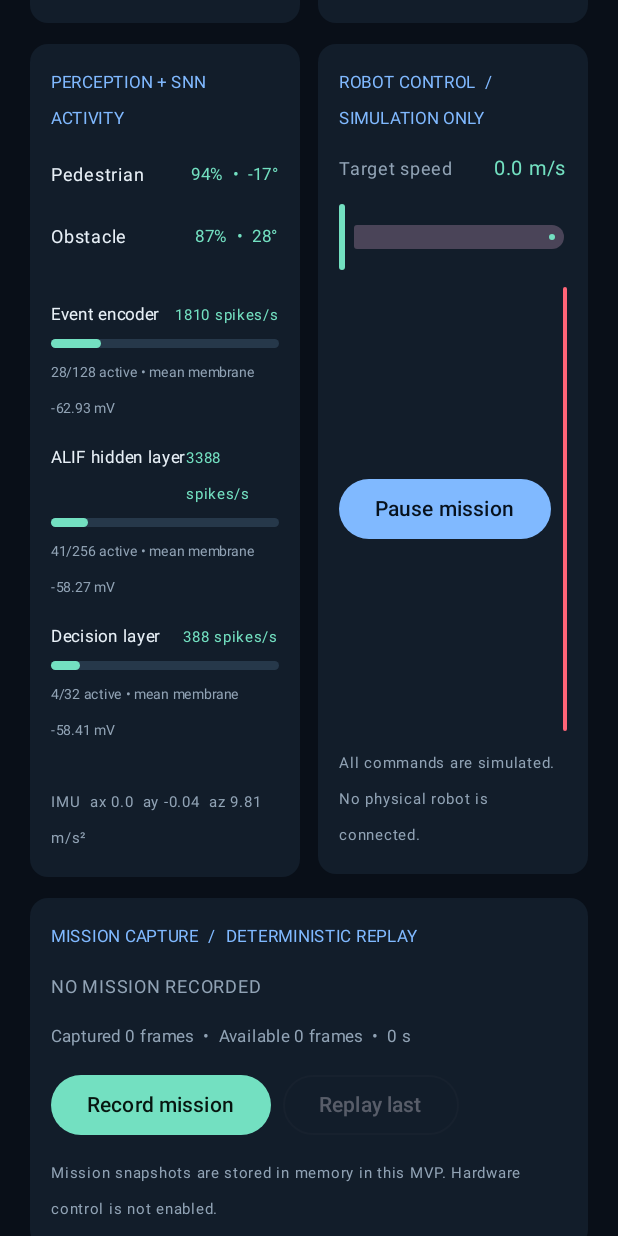
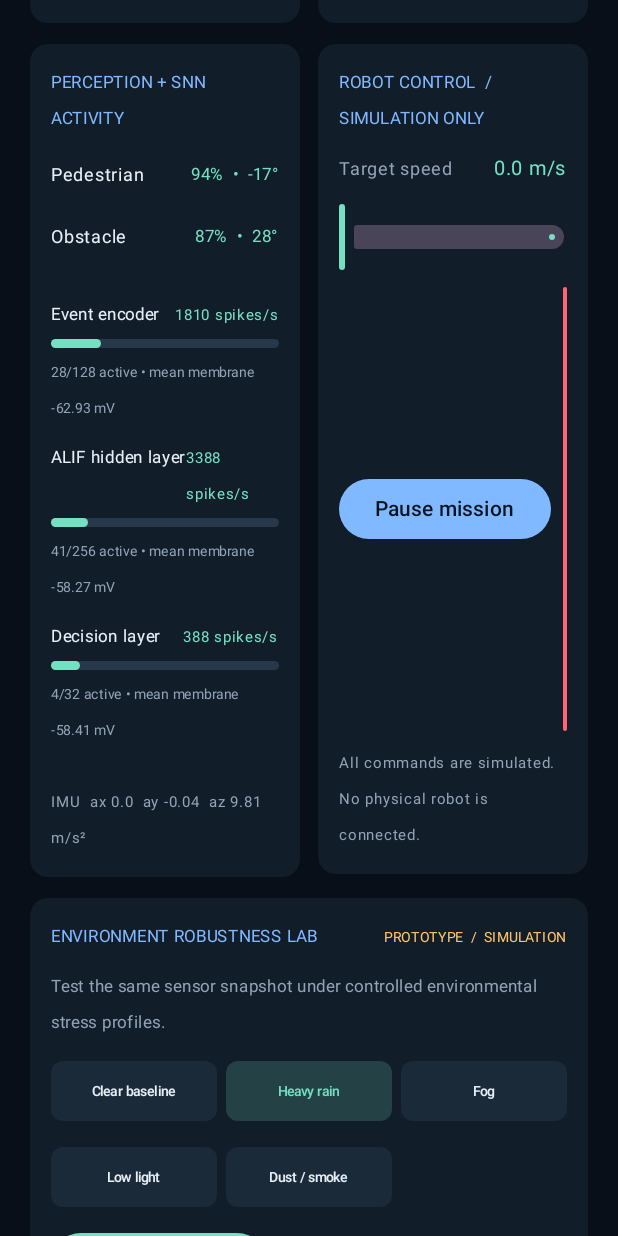
Before and after one commit to samsonnjaji/neuromorphic-robot-console, an Android app built with Jetpack Compose: the screen it shows after launch (MainActivity), scrolled down 576 dp, on a phone screen of 412 x 824 dp. Run offline under Robolectric (Android 15) with nearby library versions, the phone set to English and light mode, and no system bars.

Commit message:
feat: add adverse-environment robustness lab and product positioning

```diff
--- a/androidApp/build.gradle.kts
+++ b/androidApp/build.gradle.kts
@@ -10,14 +10,14 @@ kotlin {
 
 android {
     namespace = "com.samsonnjaji.nrc"
-    compileSdk = 36
+    compileSdk = 37
 
     defaultConfig {
         applicationId = "com.samsonnjaji.nrc"
         minSdk = 26
         targetSdk = 36
         versionCode = 1
-        versionName = "0.1.0"
+        versionName = "0.2.0"
     }
 }
 
--- a/composeApp/build.gradle.kts
+++ b/composeApp/build.gradle.kts
@@ -10,7 +10,7 @@ plugins {
 kotlin {
     android {
         namespace = "com.samsonnjaji.nrc.shared"
-        compileSdk = 36
+        compileSdk = 37
         minSdk = 26
         compilerOptions {
             jvmTarget.set(JvmTarget.JVM_17)
--- a/composeApp/src/commonMain/kotlin/com/samsonnjaji/nrc/App.kt
+++ b/composeApp/src/commonMain/kotlin/com/samsonnjaji/nrc/App.kt
@@ -13,6 +13,7 @@ import androidx.compose.runtime.rememberCoroutineScope
 import androidx.compose.ui.Modifier
 import androidx.compose.ui.graphics.Color
 import com.samsonnjaji.nrc.data.demo.DemoTelemetryEngine
+import com.samsonnjaji.nrc.data.robustness.RobustnessLabEngine
 import com.samsonnjaji.nrc.presentation.dashboard.DashboardScreen
 
 private val NrcColors = darkColorScheme(
@@ -30,9 +31,11 @@ private val NrcColors = darkColorScheme(
 fun App() {
     MaterialTheme(colorScheme = NrcColors) {
         val engine = remember { DemoTelemetryEngine() }
+        val robustnessEngine = remember { RobustnessLabEngine() }
         val scope = rememberCoroutineScope()
         val telemetry by engine.telemetry.collectAsState()
         val missionState by engine.missionState.collectAsState()
+        val robustnessState by robustnessEngine.state.collectAsState()
 
         LaunchedEffect(engine) { engine.start(scope) }
 
@@ -50,7 +53,11 @@ fun App() {
                 onStartRecording = engine::startRecording,
                 onStopRecording = engine::stopRecording,
                 onReplayMission = { engine.replayMission(scope) },
-                onStopReplay = engine::stopReplay
+                onStopReplay = engine::stopReplay,
+                robustnessState = robustnessState,
+                onScenarioSelected = robustnessEngine::selectScenario,
+                onRunStressTest = { robustnessEngine.run(telemetry) },
+                onClearStressReport = robustnessEngine::clearReport
             )
         }
     }
--- /dev/null
+++ b/composeApp/src/commonMain/kotlin/com/samsonnjaji/nrc/data/robustness/RobustnessLabEngine.kt
@@ -0,0 +1,40 @@
+package com.samsonnjaji.nrc.data.robustness
+
+import com.samsonnjaji.nrc.domain.model.RobotTelemetry
+import com.samsonnjaji.nrc.domain.robustness.EnvironmentScenario
+import com.samsonnjaji.nrc.domain.robustness.RobustnessEvaluator
+import com.samsonnjaji.nrc.domain.robustness.StressTestReport
+import kotlinx.coroutines.flow.MutableStateFlow
+import kotlinx.coroutines.flow.StateFlow
+import kotlinx.coroutines.flow.asStateFlow
+
+data class RobustnessLabState(
+    val selectedScenario: EnvironmentScenario = EnvironmentScenario.HEAVY_RAIN,
+    val latestReport: StressTestReport? = null
+)
+
+/** Coordinates repeatable synthetic environment stress tests for the dashboard. */
+class RobustnessLabEngine(
+    private val evaluator: RobustnessEvaluator = RobustnessEvaluator()
+) {
+    private val _state = MutableStateFlow(RobustnessLabState())
+    val state: StateFlow<RobustnessLabState> = _state.asStateFlow()
+
+    fun selectScenario(scenario: EnvironmentScenario) {
+        _state.value = _state.value.copy(
+            selectedScenario = scenario,
+            latestReport = null
+        )
+    }
+
+    fun run(telemetry: RobotTelemetry) {
+        val scenario = _state.value.selectedScenario
+        _state.value = _state.value.copy(
+            latestReport = evaluator.evaluate(telemetry, scenario)
+        )
+    }
+
+    fun clearReport() {
+        _state.value = _state.value.copy(latestReport = null)
+    }
+}
--- /dev/null
+++ b/composeApp/src/commonMain/kotlin/com/samsonnjaji/nrc/domain/robustness/EnvironmentScenario.kt
@@ -0,0 +1,45 @@
+package com.samsonnjaji.nrc.domain.robustness
+
+/**
+ * Deterministic stress profiles for the first NRC robustness-lab prototype.
+ *
+ * Coefficients are illustrative perturbations, not calibrated weather physics.
+ * They must be replaced or fitted against measured sensor data before scientific
+ * or safety-critical conclusions are drawn.
+ */
+enum class EnvironmentScenario(
+    val displayName: String,
+    val description: String,
+    val lidarRetention: Float,
+    val eventRetention: Float,
+    val addedEventNoiseFraction: Float,
+    val detectionConfidenceScale: Float,
+    val inferenceLatencyScale: Float,
+    val lidarNoiseMeters: Float
+) {
+    CLEAR(
+        "Clear baseline",
+        "Reference run without synthetic sensor degradation.",
+        1.00f, 1.00f, 0.00f, 1.00f, 1.00f, 0.00f
+    ),
+    HEAVY_RAIN(
+        "Heavy rain",
+        "Illustrative rain profile: LiDAR dropout, event clutter and reduced detection confidence.",
+        0.72f, 0.82f, 0.12f, 0.84f, 1.12f, 0.08f
+    ),
+    FOG(
+        "Fog",
+        "Illustrative fog profile: reduced range returns and visual confidence.",
+        0.65f, 0.95f, 0.03f, 0.68f, 1.18f, 0.04f
+    ),
+    LOW_LIGHT(
+        "Low light",
+        "Illustrative low-light profile: visual confidence falls while event and LiDAR streams remain mostly available.",
+        1.00f, 0.98f, 0.01f, 0.70f, 1.08f, 0.00f
+    ),
+    DUST_SMOKE(
+        "Dust / smoke",
+        "Illustrative obscuration profile: stronger range dropout, event noise and perception degradation.",
+        0.58f, 0.76f, 0.18f, 0.64f, 1.25f, 0.10f
+    )
+}
--- a/composeApp/src/commonMain/kotlin/com/samsonnjaji/nrc/presentation/dashboard/DashboardScreen.kt
+++ b/composeApp/src/commonMain/kotlin/com/samsonnjaji/nrc/presentation/dashboard/DashboardScreen.kt
@@ -28,8 +28,11 @@ import androidx.compose.ui.graphics.Color
 import androidx.compose.ui.graphics.StrokeCap
 import androidx.compose.ui.unit.dp
 import androidx.compose.ui.unit.sp
+import com.samsonnjaji.nrc.data.robustness.RobustnessLabState
 import com.samsonnjaji.nrc.domain.mission.MissionConsoleState
 import com.samsonnjaji.nrc.domain.model.RobotTelemetry
+import com.samsonnjaji.nrc.domain.robustness.EnvironmentScenario
+import com.samsonnjaji.nrc.presentation.robustness.RobustnessLabPanel
 import kotlin.math.cos
 import kotlin.math.sin
 
@@ -53,8 +56,14 @@ fun DashboardScreen(
     onStartRecording: () -> Unit,
     onStopRecording: () -> Unit,
     onReplayMission: () -> Unit,
-    onStopReplay: () -> Unit
+    onStopReplay: () -> Unit,
+    robustnessState: RobustnessLabState,
+    onScenarioSelected: (EnvironmentScenario) -> Unit,
+    onRunStressTest: () -> Unit,
+    onClearStressReport: () -> Unit
 ) {
+    val sensorTelemetry = robustnessState.latestReport?.stressedTelemetry ?: telemetry
+
     Column(
         modifier = Modifier.fillMaxSize().background(Background)
             .verticalScroll(rememberScrollState()).padding(20.dp),
@@ -76,24 +85,30 @@ fun DashboardScreen(
         Row(horizontalArrangement = Arrangement.spacedBy(10.dp), modifier = Modifier.fillMaxWidth()) {
             MetricCard("BATTERY", telemetry.batteryPercent.toString() + "%", "Power system", Mint, Modifier.weight(1f))
             MetricCard("VELOCITY", format(telemetry.linearVelocityMps) + " m/s", "Linear speed", Blue, Modifier.weight(1f))
-            MetricCard("INFERENCE", format(telemetry.inferenceLatencyMs) + " ms", "Perception latency", Amber, Modifier.weight(1f))
-            MetricCard("EVENT RATE", (telemetry.eventRateHz / 1000).toString() + "k Hz", "Event stream", Mint, Modifier.weight(1f))
+            MetricCard("INFERENCE", format(telemetry.inferenceLatencyMs) + " ms", "Live simulator", Amber, Modifier.weight(1f))
+            MetricCard("EVENT RATE", (telemetry.eventRateHz / 1000).toString() + "k Hz", "Live event stream", Mint, Modifier.weight(1f))
         }
 
         Row(horizontalArrangement = Arrangement.spacedBy(12.dp), modifier = Modifier.fillMaxWidth()) {
-            PanelCard("EVENT CAMERA  /  640 × 480", Modifier.weight(1f)) {
-                EventView(telemetry)
+            PanelCard(
+                if (robustnessState.latestReport == null) "EVENT CAMERA  /  640 × 480" else "EVENT CAMERA  /  STRESS OUTPUT",
+                Modifier.weight(1f)
+            ) {
+                EventView(sensorTelemetry)
                 Text("Positive and negative brightness-change events", color = Muted, fontSize = 10.sp)
             }
-            PanelCard("LiDAR  /  360° SCAN", Modifier.weight(1f)) {
-                LidarView(telemetry)
-                Text("72-point simulated range scan • metres", color = Muted, fontSize = 10.sp)
+            PanelCard(
+                if (robustnessState.latestReport == null) "LiDAR  /  360° SCAN" else "LiDAR  /  STRESS OUTPUT",
+                Modifier.weight(1f)
+            ) {
+                LidarView(sensorTelemetry)
+                Text("Range returns after selected scenario perturbation", color = Muted, fontSize = 10.sp)
             }
         }
 
         Row(horizontalArrangement = Arrangement.spacedBy(12.dp), modifier = Modifier.fillMaxWidth()) {
             PanelCard("PERCEPTION + SNN ACTIVITY", Modifier.weight(1f)) {
-                telemetry.detections.forEach { detection ->
+                sensorTelemetry.detections.forEach { detection ->
                     Row(
                         modifier = Modifier.fillMaxWidth().padding(vertical = 4.dp),
                         horizontalArrangement = Arrangement.SpaceBetween
@@ -108,7 +123,7 @@ fun DashboardScreen(
                     }
                 }
                 Spacer(Modifier.height(5.dp))
-                telemetry.snnLayers.forEach { layer ->
+                sensorTelemetry.snnLayers.forEach { layer ->
                     Column(verticalArrangement = Arrangement.spacedBy(4.dp)) {
                         Row(modifier = Modifier.fillMaxWidth(), horizontalArrangement = Arrangement.SpaceBetween) {
                             Text(layer.layerName, color = White, fontSize = 11.sp)
@@ -133,9 +148,9 @@ fun DashboardScreen(
                 }
                 Spacer(Modifier.height(5.dp))
                 Text(
-                    "IMU  ax " + format(telemetry.imu.accelerationX) +
-                        "  ay " + format(telemetry.imu.accelerationY) +
-                        "  az " + format(telemetry.imu.accelerationZ) + " m/s²",
+                    "IMU  ax " + format(sensorTelemetry.imu.accelerationX) +
+                        "  ay " + format(sensorTelemetry.imu.accelerationY) +
+                        "  az " + format(sensorTelemetry.imu.accelerationZ) + " m/s²",
                     color = Muted,
                     fontSize = 10.sp
                 )
@@ -171,6 +186,13 @@ fun DashboardScreen(
                 Text("All commands are simulated. No physical robot is connected.", color = Muted, fontSize = 10.sp)
             }
         }
+
+        RobustnessLabPanel(
+            state = robustnessState,
+            onScenarioSelected = onScenarioSelected,
+            onRunTest = onRunStressTest,
+            onClearReport = onClearStressReport
+        )
 
         PanelCard("MISSION CAPTURE  /  DETERMINISTIC REPLAY", Modifier.fillMaxWidth()) {
             Text(
--- /dev/null
+++ b/composeApp/src/commonMain/kotlin/com/samsonnjaji/nrc/presentation/robustness/RobustnessLabPanel.kt
@@ -0,0 +1,201 @@
+package com.samsonnjaji.nrc.presentation.robustness
+
+import androidx.compose.foundation.layout.Arrangement
+import androidx.compose.foundation.layout.Column
+import androidx.compose.foundation.layout.Row
+import androidx.compose.foundation.layout.Spacer
+import androidx.compose.foundation.layout.fillMaxWidth
+import androidx.compose.foundation.layout.height
+import androidx.compose.foundation.layout.padding
+import androidx.compose.foundation.shape.RoundedCornerShape
+import androidx.compose.material3.Button
+import androidx.compose.material3.ButtonDefaults
+import androidx.compose.material3.OutlinedButton
+import androidx.compose.material3.Surface
+import androidx.compose.material3.Text
+import androidx.compose.runtime.Composable
+import androidx.compose.ui.Modifier
+import androidx.compose.ui.graphics.Color
+import androidx.compose.ui.unit.dp
+import androidx.compose.ui.unit.sp
+import com.samsonnjaji.nrc.data.robustness.RobustnessLabState
+import com.samsonnjaji.nrc.domain.robustness.EnvironmentScenario
+import com.samsonnjaji.nrc.domain.robustness.StressTestReport
+
+private val Panel = Color(0xFF121D2A)
+private val Muted = Color(0xFF91A3B5)
+private val Mint = Color(0xFF73E0C1)
+private val Blue = Color(0xFF80B9FF)
+private val Amber = Color(0xFFFFC56E)
+private val White = Color(0xFFE8F0F7)
+
+@Composable
+fun RobustnessLabPanel(
+    state: RobustnessLabState,
+    onScenarioSelected: (EnvironmentScenario) -> Unit,
+    onRunTest: () -> Unit,
+    onClearReport: () -> Unit
+) {
+    Surface(
+        modifier = Modifier.fillMaxWidth(),
+        color = Panel,
+        shape = RoundedCornerShape(12.dp)
+    ) {
+        Column(
+            modifier = Modifier.padding(14.dp),
+            verticalArrangement = Arrangement.spacedBy(9.dp)
+        ) {
+            Row(
+                modifier = Modifier.fillMaxWidth(),
+                horizontalArrangement = Arrangement.SpaceBetween
+            ) {
+                Text("ENVIRONMENT ROBUSTNESS LAB", color = Blue, fontSize = 11.sp)
+                Text("PROTOTYPE  /  SIMULATION", color = Amber, fontSize = 9.sp)
+            }
+            Text(
+                "Test the same sensor snapshot under controlled environmental stress profiles.",
+                color = Muted,
+                fontSize = 11.sp
+            )
+
+            val scenarios = EnvironmentScenario.values()
+            Row(horizontalArrangement = Arrangement.spacedBy(6.dp), modifier = Modifier.fillMaxWidth()) {
+                scenarios.take(3).forEach { scenario ->
+                    ScenarioButton(
+                        scenario = scenario,
+                        selected = state.selectedScenario == scenario,
+                        onClick = { onScenarioSelected(scenario) },
+                        modifier = Modifier.weight(1f)
+                    )
+                }
+            }
+            Row(horizontalArrangement = Arrangement.spacedBy(6.dp), modifier = Modifier.fillMaxWidth()) {
+                scenarios.drop(3).forEach { scenario ->
+                    ScenarioButton(
+                        scenario = scenario,
+                        selected = state.selectedScenario == scenario,
+                        onClick = { onScenarioSelected(scenario) },
+                        modifier = Modifier.weight(1f)
+                    )
+                }
+                Spacer(Modifier.weight(1f))
+            }
+
+            Row(horizontalArrangement = Arrangement.spacedBy(8.dp)) {
+                Button(
+                    onClick = onRunTest,
+                    colors = ButtonDefaults.buttonColors(
+                        containerColor = Mint,
+                        contentColor = Color(0xFF071610)
+                    )
+                ) {
+                    Text("Run stress test")
+                }
+                if (state.latestReport != null) {
+                    OutlinedButton(onClick = onClearReport) {
+                        Text("Clear result", color = White)
+                    }
+                }
+            }
+
+            state.latestReport?.let { report ->
+                StressReportView(report)
+            } ?: Text(
+                "Select a condition and run a test to compare sensor retention, detection confidence and inference latency.",
+                color = Muted,
+                fontSize = 10.sp
+            )
+        }
+    }
+}
+
+@Composable
+private fun ScenarioButton(
+    scenario: EnvironmentScenario,
+    selected: Boolean,
+    onClick: () -> Unit,
+    modifier: Modifier
+) {
+    Button(
+        onClick = onClick,
+        modifier = modifier,
+        shape = RoundedCornerShape(8.dp),
+        colors = ButtonDefaults.buttonColors(
+            containerColor = if (selected) Mint.copy(alpha = 0.18f) else Color(0xFF1B2A39),
+            contentColor = if (selected) Mint else White
+        )
+    ) {
+        Text(scenario.displayName, fontSize = 9.sp, maxLines = 1)
+    }
+}
+
+@Composable
+private fun StressReportView(report: StressTestReport) {
+    Column(verticalArrangement = Arrangement.spacedBy(8.dp)) {
+        Spacer(Modifier.height(2.dp))
+        Text("RESULT  /  " + report.scenario.displayName.uppercase(), color = Mint, fontSize = 12.sp)
+        Row(horizontalArrangement = Arrangement.spacedBy(8.dp), modifier = Modifier.fillMaxWidth()) {
+            ResultMetric(
+                "LiDAR retained",
+                report.lidarRetentionPercent?.let { it.toString() + "%" } ?: "No samples",
+                Modifier.weight(1f)
+            )
+            ResultMetric(
+                "Events retained",
+                report.eventRetentionPercent?.let { it.toString() + "%" } ?: "No samples",
+                Modifier.weight(1f)
+            )
+            ResultMetric(
+                "Noise added",
+                report.addedNoiseEvents.toString(),
+                Modifier.weight(1f)
+            )
+        }
+        Row(horizontalArrangement = Arrangement.spacedBy(8.dp), modifier = Modifier.fillMaxWidth()) {
+            ResultMetric(
+                "Mean confidence",
+                percent(report.meanConfidenceBefore) + " → " + percent(report.meanConfidenceAfter),
+                Modifier.weight(1f)
+            )
+            ResultMetric(
+                "Inference latency",
+                number(report.latencyBeforeMs) + " → " + number(report.latencyAfterMs) + " ms",
+                Modifier.weight(1f)
+            )
+        }
+        Text(
+            "Input: " + report.inputLidarPoints + " LiDAR points, " +
+                report.inputEventSamples + " event samples. Output: " +
+                report.retainedLidarPoints + " LiDAR points, " +
+                report.retainedEventSamples + " retained events + " +
+                report.addedNoiseEvents + " synthetic noise events.",
+            color = Muted,
+            fontSize = 10.sp
+        )
+        Text(
+            "Important: coefficients are illustrative synthetic perturbations, not calibrated weather physics, measured model accuracy or a safety certification.",
+            color = Amber,
+            fontSize = 10.sp
+        )
+    }
+}
+
+@Composable
+private fun ResultMetric(label: String, value: String, modifier: Modifier) {
+    Surface(
+        modifier = modifier,
+        color = Color(0xFF0B1520),
+        shape = RoundedCornerShape(8.dp)
+    ) {
+        Column(Modifier.padding(10.dp), verticalArrangement = Arrangement.spacedBy(4.dp)) {
+            Text(label, color = Muted, fontSize = 9.sp)
+            Text(value, color = White, fontSize = 13.sp)
+        }
+    }
+}
+
+private fun percent(value: Float?): String =
+    value?.let { (it * 100f).toInt().toString() + "%" } ?: "N/A"
+
+private fun number(value: Float): String =
+    ((value * 100f).toInt() / 100f).toString()
```
Also changed, not shown: composeApp/src/commonMain/kotlin/com/samsonnjaji/nrc/domain/robustness/RobustnessEvaluator.kt (added, +88 -0 lines), composeApp/src/commonMain/kotlin/com/samsonnjaji/nrc/domain/robustness/StressTestReport.kt (added, +35 -0 lines), 7 other files.
